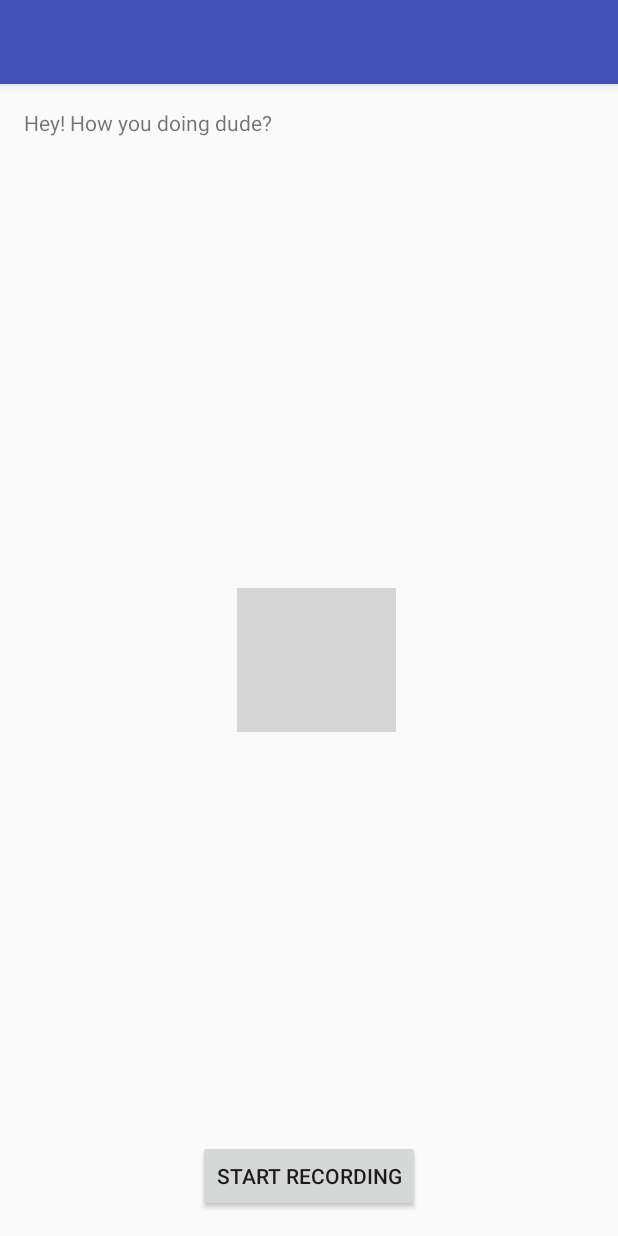
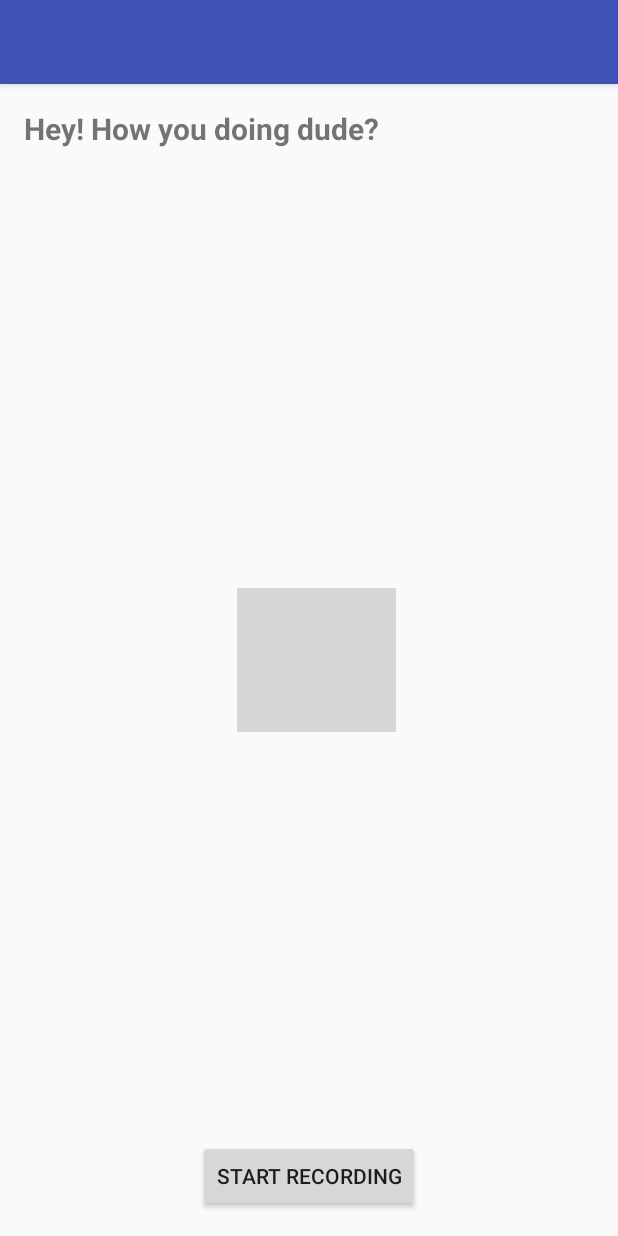
Before and after one commit to bvelazquez11/android-hackathon---Are-you-happy, an Android app: the MainActivity screen opened directly, with no data from a screen before it, on a phone screen of 412 x 824 dp. Run offline under Robolectric (Android 15) with nearby library versions, the phone set to English and light mode, and no system bars; our stand-ins replace Picasso; libraries missing offline, so code that uses them is left out: hod.api.hodclient, hod.response.parser; 1 statement that could not run was skipped; grey boxes are pictures that could not be loaded.

Commit message:
last minute

```diff
--- a/app/src/main/java/com/example/areyouhappy/MainActivity.java
+++ b/app/src/main/java/com/example/areyouhappy/MainActivity.java
@@ -227,6 +227,7 @@ public class MainActivity extends AppCompatActivity implements IHODClientCallbac
 
                     double percent = Math.abs(agg) * 100;
                     rounded = (int) Math.round(percent);
+                    Log.d(LOG_TAG, "requestCompletedWithContent: percent= " + rounded);
 
                     Intent intent = new Intent(MediaStore.ACTION_IMAGE_CAPTURE);
                     startActivityForResult(intent, CAPTURE_IMAGE_ACTIVITY_REQUEST_CODE);
--- a/app/src/main/res/layout/activity_main.xml
+++ b/app/src/main/res/layout/activity_main.xml
@@ -33,6 +33,8 @@
     <TextView
         android:id="@+id/textView"
         android:text="Hey! How you doing dude?"
-        android:layout_width="wrap_content"
-        android:layout_height="wrap_content" />
+        android:layout_width="match_parent"
+        android:layout_height="wrap_content"
+        android:textStyle="bold"
+        android:textSize="20dp"/>
 </FrameLayout>
```
